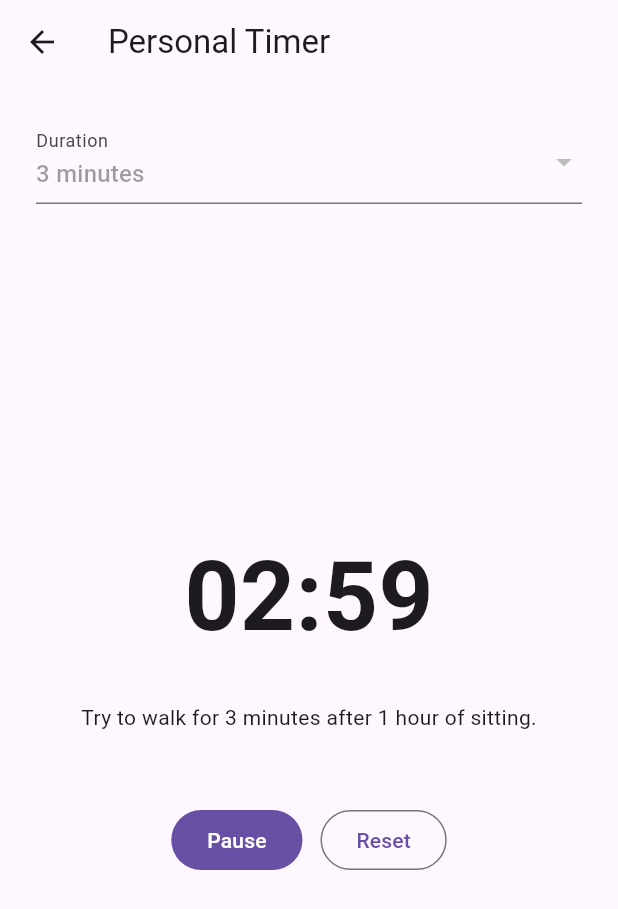
After one commit to DavidSWB/muevete, a Flutter app: the ActiveBreakTimerScreen screen opened by its route, after a tap on "Start", on a phone screen of 412 x 824 dp. The commit adds this screen. Shown: the top 909 px of the screen. Run offline on Flutter 3.47's test engine with Material 3 defaults, Android fonts, the phone set to English and light mode, and no system bars; our stand-ins replace cloud_firestore, firebase_auth, firebase_core, flutter_riverpod, go_router, quickalert and 1 more; accounts and stored records are empty; generated files the repository leaves out were written again.

Commit message:
checkpoint: implement active breaks feature

```diff
--- a/lib/app/router.dart
+++ b/lib/app/router.dart
@@ -1,9 +1,15 @@
+import 'package:flutter/material.dart';
 import 'package:go_router/go_router.dart';
 import 'package:muevete/auth_gate.dart';
 import 'package:muevete/features/auth/presentation/login_screen.dart';
 import 'package:muevete/features/auth/presentation/signup_screen.dart';
 import 'package:muevete/features/diagnosis/presentation/screens/diagnosis_screen.dart';
 import 'package:muevete/features/training/presentation/screens/program_setup_screen.dart';
+import 'package:muevete/features/active_breaks/presentation/screens/active_breaks_screen.dart';
+import 'package:muevete/features/active_breaks/presentation/screens/active_break_selection_screen.dart';
+import 'package:muevete/features/active_breaks/presentation/screens/active_break_timer_screen.dart';
+import 'package:muevete/features/active_breaks/presentation/screens/active_break_workout_screen.dart';
+import 'package:muevete/features/active_breaks/domain/entities/active_break.dart';
 
 GoRouter router = GoRouter(
   routes: [
@@ -31,5 +37,31 @@ GoRouter router = GoRouter(
       path: "/program-setup",
       builder: (context, state) => const ProgramSetupScreen(),
     ),
+    GoRoute(
+      path: "/active-breaks",
+      builder: (context, state) => const ActiveBreaksScreen(),
+      routes: [
+        GoRoute(
+          path: "browse",
+          builder: (context, state) => const ActiveBreakSelectionScreen(),
+        ),
+        GoRoute(
+          path: "timer",
+          builder: (context, state) => const ActiveBreakTimerScreen(),
+        ),
+        GoRoute(
+          path: "workout",
+          builder: (context, state) {
+            final activeBreak = state.extra;
+            if (activeBreak is! ActiveBreak) {
+              return const Scaffold(
+                body: Center(child: Text('Active Break not found.')),
+              );
+            }
+            return ActiveBreakWorkoutScreen(activeBreak: activeBreak);
+          },
+        ),
+      ],
+    ),
   ],
 );
--- /dev/null
+++ b/lib/features/active_breaks/domain/repositories/active_break_repository.dart
@@ -0,0 +1,5 @@
+import 'package:muevete/features/active_breaks/domain/entities/active_break.dart';
+
+abstract class ActiveBreakRepository {
+  Future<List<ActiveBreak>> getActiveBreaks();
+}
--- /dev/null
+++ b/lib/features/active_breaks/presentation/screens/active_break_timer_screen.dart
@@ -0,0 +1,119 @@
+import 'dart:async';
+
+import 'package:flutter/material.dart';
+
+class ActiveBreakTimerScreen extends StatefulWidget {
+  const ActiveBreakTimerScreen({super.key});
+
+  @override
+  State<ActiveBreakTimerScreen> createState() => _ActiveBreakTimerScreenState();
+}
+
+class _ActiveBreakTimerScreenState extends State<ActiveBreakTimerScreen> {
+  Timer? timer;
+  int selectedMinutes = 3;
+  int remainingSeconds = 180;
+  bool running = false;
+  bool completed = false;
+  bool markedCompleted = false;
+
+  @override
+  void dispose() {
+    timer?.cancel();
+    super.dispose();
+  }
+
+  void start() {
+    if (completed) return;
+    timer?.cancel();
+    setState(() => running = true);
+    timer = Timer.periodic(const Duration(seconds: 1), (_) {
+      if (!mounted) return;
+      if (remainingSeconds <= 1) {
+        timer?.cancel();
+        setState(() {
+          remainingSeconds = 0;
+          running = false;
+          completed = true;
+        });
+      } else {
+        setState(() => remainingSeconds--);
+      }
+    });
+  }
+
+  void pause() {
+    timer?.cancel();
+    setState(() => running = false);
+  }
+
+  void reset() {
+    timer?.cancel();
+    setState(() {
+      remainingSeconds = selectedMinutes * 60;
+      running = false;
+      completed = false;
+      markedCompleted = false;
+    });
+  }
+
+  String get displayTime {
+    final minutes = remainingSeconds ~/ 60;
+    final seconds = remainingSeconds % 60;
+    return '${minutes.toString().padLeft(2, '0')}:${seconds.toString().padLeft(2, '0')}';
+  }
+
+  @override
+  Widget build(BuildContext context) {
+    return Scaffold(
+      appBar: AppBar(title: const Text('Personal Timer')),
+      body: Padding(
+        padding: const EdgeInsets.all(24),
+        child: Column(
+          children: [
+            DropdownButtonFormField<int>(
+              value: selectedMinutes,
+              decoration: const InputDecoration(labelText: 'Duration'),
+              items: [for (var i = 1; i <= 20; i++) DropdownMenuItem(value: i, child: Text('$i minutes'))],
+              onChanged: running || completed
+                  ? null
+                  : (value) {
+                      if (value == null) return;
+                      setState(() {
+                        selectedMinutes = value;
+                        remainingSeconds = value * 60;
+                      });
+                    },
+            ),
+            const Spacer(),
+            Text(displayTime, style: const TextStyle(fontSize: 64, fontWeight: FontWeight.bold)),
+            const SizedBox(height: 24),
+            Text('Try to walk for $selectedMinutes ${selectedMinutes == 1 ? 'minute' : 'minutes'} after 1 hour of sitting.'),
+            const SizedBox(height: 24),
+            if (completed)
+              const Text('Active break complete!', style: TextStyle(fontSize: 20, fontWeight: FontWeight.bold)),
+            const SizedBox(height: 24),
+            Wrap(
+              spacing: 12,
+              children: [
+                if (!completed)
+                  FilledButton(
+                    onPressed: running ? pause : start,
+                    child: Text(running ? 'Pause' : (remainingSeconds == selectedMinutes * 60 ? 'Start' : 'Resume')),
+                  ),
+                OutlinedButton(onPressed: reset, child: const Text('Reset')),
+                if (completed && !markedCompleted)
+                  FilledButton(
+                    onPressed: () => setState(() => markedCompleted = true),
+                    child: const Text('Mark as completed'),
+                  ),
+                if (markedCompleted) const Chip(label: Text('Completed')),
+              ],
+            ),
+            const Spacer(),
+          ],
+        ),
+      ),
+    );
+  }
+}
--- /dev/null
+++ b/lib/features/active_breaks/presentation/screens/active_breaks_screen.dart
@@ -0,0 +1,86 @@
+import 'package:flutter/material.dart';
+import 'package:go_router/go_router.dart';
+import 'package:muevete/shared/theme/app_colors.dart';
+
+class ActiveBreaksScreen extends StatelessWidget {
+  const ActiveBreaksScreen({super.key});
+
+  @override
+  Widget build(BuildContext context) {
+    return Scaffold(
+      appBar: AppBar(title: const Text('Active Breaks')),
+      backgroundColor: AppColors.surface,
+      body: Padding(
+        padding: const EdgeInsets.all(24),
+        child: Column(
+          crossAxisAlignment: CrossAxisAlignment.start,
+          children: [
+            const Text(
+              'You better move that beautiful butt... or you\'ll lose it.',
+              style: TextStyle(fontSize: 24, fontWeight: FontWeight.bold),
+            ),
+            const SizedBox(height: 32),
+            _OptionCard(
+              icon: Icons.accessibility_new,
+              title: 'Active Breaks',
+              description: 'Choose a quick routine to keep moving.',
+              onTap: () => context.push('/active-breaks/browse'),
+            ),
+            const SizedBox(height: 16),
+            _OptionCard(
+              icon: Icons.timer_outlined,
+              title: 'Personal Timer',
+              description: 'Set a timer for a self-directed break.',
+              onTap: () => context.push('/active-breaks/timer'),
+            ),
+          ],
+        ),
+      ),
+    );
+  }
+}
+
+class _OptionCard extends StatelessWidget {
+  const _OptionCard({
+    required this.icon,
+    required this.title,
+    required this.description,
+    required this.onTap,
+  });
+
+  final IconData icon;
+  final String title;
+  final String description;
+  final VoidCallback onTap;
+
+  @override
+  Widget build(BuildContext context) {
+    return Card(
+      elevation: 0,
+      child: InkWell(
+        onTap: onTap,
+        borderRadius: BorderRadius.circular(12),
+        child: Padding(
+          padding: const EdgeInsets.all(20),
+          child: Row(
+            children: [
+              Icon(icon, size: 34, color: AppColors.primaryDark),
+              const SizedBox(width: 16),
+              Expanded(
+                child: Column(
+                  crossAxisAlignment: CrossAxisAlignment.start,
+                  children: [
+                    Text(title, style: const TextStyle(fontSize: 18, fontWeight: FontWeight.bold)),
+                    const SizedBox(height: 4),
+                    Text(description, style: const TextStyle(color: AppColors.textMuted)),
+                  ],
+                ),
+              ),
+              const Icon(Icons.arrow_forward_ios, size: 18),
+            ],
+          ),
+        ),
+      ),
+    );
+  }
+}
--- a/lib/features/training/domain/entities/exercise_type.dart
+++ b/lib/features/training/domain/entities/exercise_type.dart
@@ -6,4 +6,6 @@ enum ExerciseType {
 
   flexibility,
 
+  mobility,
+
 }
--- a/lib/features/training/presentation/screens/exercise_detail_screen.dart
+++ b/lib/features/training/presentation/screens/exercise_detail_screen.dart
@@ -65,6 +65,7 @@ class _Stats extends StatelessWidget {
         _Stat('Sets', '${exercise.sets}'),
         _Stat('Reps', '${exercise.reps ?? "-"}'),
         _Stat('Rest', '${exercise.rest}s'),
+        if (exercise.duration != null) _Stat('Duration', '${exercise.duration}s'),
       ],
     );
   }
--- a/lib/features/training/presentation/screens/training_screen.dart
+++ b/lib/features/training/presentation/screens/training_screen.dart
@@ -30,7 +30,10 @@ class TrainingScreen extends ConsumerWidget {
 
               WorkoutSlidingPanel(
                 workout: workout,
-                onWorkoutFinished: () {
+                onWorkoutFinished: () async {
+                  await ref
+                      .read(workoutControllerProvider.notifier)
+                      .finishWorkout();
                   context.go('/home');
                 },
               ),
```
Also changed, not shown: lib/app/home_screen.dart (+8 -3 lines), lib/features/active_breaks/data/firebase_active_break_repository.dart (added, +89 -0 lines), lib/features/active_breaks/domain/entities/active_break.dart (added, +43 -0 lines), lib/features/active_breaks/domain/services/active_break_builder.dart (added, +60 -0 lines), lib/features/active_breaks/presentation/providers/active_break_providers.dart (added, +38 -0 lines), lib/features/active_breaks/presentation/screens/active_break_selection_screen.dart (added, +88 -0 lines), lib/features/active_breaks/presentation/screens/active_break_workout_screen.dart (added, +58 -0 lines), lib/features/training/data/firebase_exercise_repository.dart (+12 -3 lines), lib/features/training/domain/entities/exercise.dart (+21 -5 lines), lib/features/training/domain/entities/exercise_variant.dart (+17 -4 lines), lib/features/training/presentation/widgets/panel/workout_sliding_panel.dart (+11 -12 lines), 1 other file.
